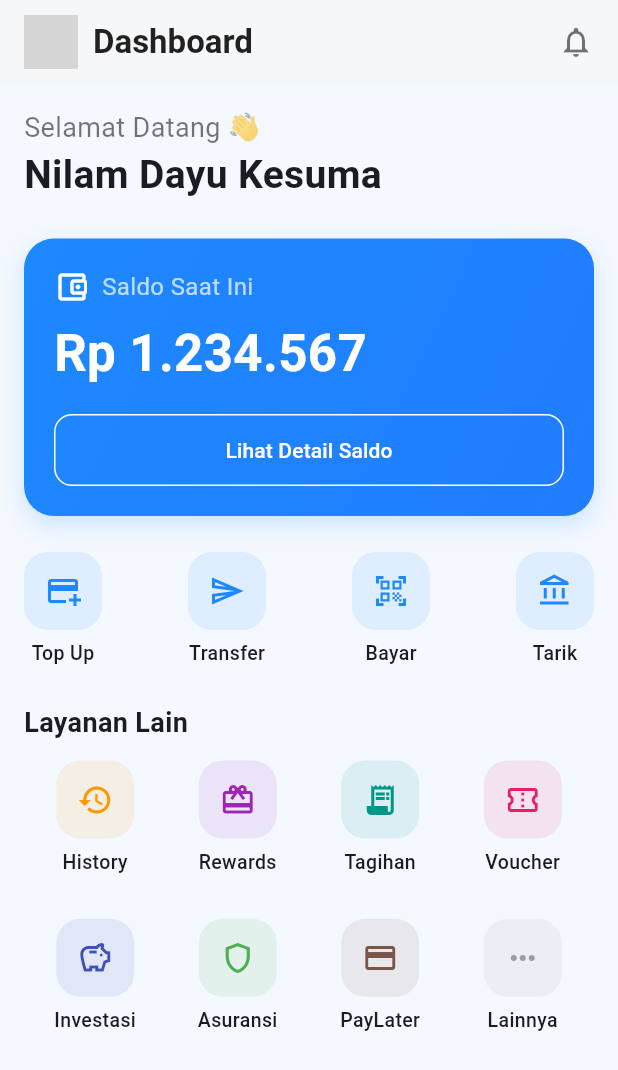
After one commit to inidknqwertt/prak-mobilelanjut-2307051014, a Flutter app: the DashboardScreen screen opened by its route, on a phone screen of 412 x 824 dp. The commit adds this screen. Shown: the top 1070 px of the screen. Run offline on Flutter 3.47's test engine with Material 3 defaults, Android fonts, the phone set to English and light mode, and no system bars; grey boxes are pictures that could not be loaded.

Commit message:
Membuat tampilan dashboard

```diff
--- a/lib/main.dart
+++ b/lib/main.dart
@@ -1,6 +1,7 @@
 import 'package:flutter/material.dart';
 import 'screens/login_screen.dart';
 import 'screens/signup_screen.dart';
+import 'screens/dashboard_screen.dart';
 
 void main() => runApp(const JustduitApp());
 
@@ -15,9 +16,7 @@ class JustduitApp extends StatelessWidget {
       theme: ThemeData(
         scaffoldBackgroundColor: const Color(0xFFFFF5F6), // abu-abu muda
         useMaterial3: true,
-        colorScheme: ColorScheme.fromSeed(
-          seedColor: const Color(0xFF1E88FF),
-        ),
+        colorScheme: ColorScheme.fromSeed(seedColor: const Color(0xFF1E88FF)),
         inputDecorationTheme: InputDecorationTheme(
           isDense: true,
           filled: true,
@@ -44,7 +43,8 @@ class JustduitApp extends StatelessWidget {
       routes: {
         '/': (context) => const LoginScreen(), // default Sign In
         '/signin': (context) => const LoginScreen(),
-        '/signup': (context) => const SignupScreen(),
+        '/signup': (_) => SignupScreen(),
+        '/dashboard': (_) => DashboardScreen(),
       },
     );
   }
--- /dev/null
+++ b/lib/screens/dashboard_screen.dart
@@ -0,0 +1,196 @@
+import 'package:flutter/material.dart';
+
+class DashboardScreen extends StatelessWidget {
+  static const String route = '/dashboard';
+
+  const DashboardScreen({super.key});
+
+  @override
+  Widget build(BuildContext context) {
+    return Scaffold(
+      backgroundColor: const Color(0xFFF4F8FF), // biru muda lembut
+      appBar: AppBar(
+        backgroundColor: Colors.white,
+        elevation: 1,
+        automaticallyImplyLeading: false,
+        title: Row(
+          children: const [
+            CircleAvatar(
+              backgroundImage: AssetImage('assets/avatar.png'),
+              radius: 18,
+            ),
+            SizedBox(width: 10),
+            Text(
+              'Dashboard',
+              style:
+                  TextStyle(fontWeight: FontWeight.w600, color: Colors.black87),
+            ),
+          ],
+        ),
+        actions: const [
+          Padding(
+            padding: EdgeInsets.only(right: 16.0),
+            child: Icon(Icons.notifications_none, color: Colors.black54),
+          ),
+        ],
+      ),
+      body: SingleChildScrollView(
+        padding: const EdgeInsets.all(16.0),
+        child: Column(
+          crossAxisAlignment: CrossAxisAlignment.start,
+          children: [
+            // Sapaan
+            const Text(
+              'Selamat Datang 👋',
+              style: TextStyle(fontSize: 18, color: Colors.black54),
+            ),
+            const Text(
+              'Nilam Dayu Kesuma',
+              style: TextStyle(fontSize: 26, fontWeight: FontWeight.bold),
+            ),
+            const SizedBox(height: 24),
+
+            // Saldo
+            Container(
+              width: double.infinity,
+              padding: const EdgeInsets.all(20.0),
+              decoration: BoxDecoration(
+                gradient: const LinearGradient(
+                  colors: [Color(0xFF1E88FF), Color(0xFF207DFF)],
+                  begin: Alignment.topLeft,
+                  end: Alignment.bottomRight,
+                ),
+                borderRadius: BorderRadius.circular(20.0),
+                boxShadow: [
+                  BoxShadow(
+                    color: Colors.blue.withOpacity(0.2),
+                    blurRadius: 12,
+                    offset: const Offset(0, 6),
+                  ),
+                ],
+              ),
+              child: Column(
+                crossAxisAlignment: CrossAxisAlignment.start,
+                children: [
+                  Row(
+                    children: const [
+                      Icon(Icons.account_balance_wallet_outlined,
+                          color: Colors.white),
+                      SizedBox(width: 8),
+                      Text(
+                        'Saldo Saat Ini',
+                        style: TextStyle(fontSize: 16, color: Colors.white70),
+                      ),
+                    ],
+                  ),
+                  const SizedBox(height: 8),
+                  const Text(
+                    'Rp 1.234.567',
+                    style: TextStyle(
+                        fontSize: 34,
+                        fontWeight: FontWeight.bold,
+                        color: Colors.white),
+                  ),
+                  const SizedBox(height: 16),
+                  SizedBox(
+                    width: double.infinity,
+                    child: OutlinedButton(
+                      onPressed: () {},
+                      style: OutlinedButton.styleFrom(
+                        side: const BorderSide(color: Colors.white),
+                        foregroundColor: Colors.white,
+                        padding: const EdgeInsets.symmetric(vertical: 14),
+                        shape: RoundedRectangleBorder(
+                          borderRadius: BorderRadius.circular(12),
+                        ),
+                      ),
+                      child: const Text('Lihat Detail Saldo'),
+                    ),
+                  ),
+                ],
+              ),
+            ),
+
+            const SizedBox(height: 24),
+
+            // Menu cepat utama
+            Row(
+              mainAxisAlignment: MainAxisAlignment.spaceBetween,
+              children: [
+                _quickMenu(
+                    icon: Icons.add_card_outlined,
+                    title: 'Top Up',
+                    color: const Color(0xFF1E88FF)),
+                _quickMenu(
+                    icon: Icons.send_outlined,
+                    title: 'Transfer',
+                    color: const Color(0xFF1E88FF)),
+                _quickMenu(
+                    icon: Icons.qr_code_scanner_outlined,
+                    title: 'Bayar',
+                    color: const Color(0xFF1E88FF)),
+                _quickMenu(
+                    icon: Icons.account_balance_outlined,
+                    title: 'Tarik',
+                    color: const Color(0xFF1E88FF)),
+              ],
+            ),
+
+            const SizedBox(height: 24),
+
+            // Layanan lain (Grid)
+            const Text(
+              'Layanan Lain',
+              style: TextStyle(fontSize: 18, fontWeight: FontWeight.w600),
+            ),
+            const SizedBox(height: 12),
+            GridView.count(
+              shrinkWrap: true,
+              crossAxisCount: 4,
+              physics: const NeverScrollableScrollPhysics(),
+              childAspectRatio: 0.9,
+              children: [
+                _quickMenu(icon: Icons.history, title: 'History', color: Colors.orange),
+                _quickMenu(icon: Icons.card_giftcard, title: 'Rewards', color: Colors.purple),
+                _quickMenu(icon: Icons.receipt_long, title: 'Tagihan', color: Colors.teal),
+                _quickMenu(icon: Icons.confirmation_num_outlined, title: 'Voucher', color: Colors.pink),
+                _quickMenu(icon: Icons.savings_outlined, title: 'Investasi', color: Colors.indigo),
+                _quickMenu(icon: Icons.shield_outlined, title: 'Asuransi', color: Colors.green),
+                _quickMenu(icon: Icons.payment_outlined, title: 'PayLater', color: Colors.brown),
+                _quickMenu(icon: Icons.more_horiz, title: 'Lainnya', color: Colors.grey),
+              ],
+            ),
+
+            const SizedBox(height: 40),
+            // catatan: bagian promo/transaksi sudah dihapus
+          ],
+        ),
+      ),
+    );
+  }
+
+  Widget _quickMenu(
+      {required IconData icon, required String title, required Color color}) {
+    return InkWell(
+      borderRadius: BorderRadius.circular(12),
+      onTap: () {}, // aksi
+      child: Column(
+        children: [
+          Container(
+            decoration: BoxDecoration(
+              color: color.withOpacity(0.1),
+              borderRadius: BorderRadius.circular(16),
+            ),
+            padding: const EdgeInsets.all(14),
+            child: Icon(icon, color: color),
+          ),
+          const SizedBox(height: 6),
+          Text(title,
+              textAlign: TextAlign.center,
+              style:
+                  const TextStyle(fontSize: 13, fontWeight: FontWeight.w500)),
+        ],
+      ),
+    );
+  }
+}
--- a/lib/screens/login_screen.dart
+++ b/lib/screens/login_screen.dart
@@ -1,5 +1,6 @@
 import 'package:flutter/material.dart';
 import 'signup_screen.dart';
+import 'dashboard_screen.dart'; // <- tambahkan ini biar DashboardScreen dikenal
 
 class LoginScreen extends StatefulWidget {
   static const route = '/signin';
@@ -26,12 +27,14 @@ class _LoginScreenState extends State<LoginScreen> {
     Widget requiredLabel(String text) => Row(
           children: [
             Text(text, style: const TextStyle(fontSize: 13)),
-            const Text('*',
-                style: TextStyle(color: Colors.red, fontSize: 13)),
+            const Text(
+              '*',
+              style: TextStyle(color: Colors.red, fontSize: 13),
+            ),
           ],
         );
 
-    // tombol biru dengan gradient
+    // tombol biru dengan gradient (pakai parameter posisional)
     Widget primaryButton(String label, VoidCallback onTap) => GestureDetector(
           onTap: onTap,
           child: Container(
@@ -137,22 +140,35 @@ class _LoginScreenState extends State<LoginScreen> {
                       Align(
                         alignment: Alignment.centerRight,
                         child: TextButton(
-                          style: TextButton.styleFrom(
-                            padding: EdgeInsets.zero),
+                          style: TextButton.styleFrom(padding: EdgeInsets.zero),
                           onPressed: () {},
                           child: const Text(
                             'Forgot Password',
                             style: TextStyle(fontSize: 12),
-), // Text
-), // TextButton
-), // Align
+                          ),
+                        ),
+                      ),
                       const SizedBox(height: 6),
 
+                      // pemanggilan primaryButton disesuaikan (posisional)
                       primaryButton('Sign In Now', () {
+                        if (_email.text.isEmpty || _pass.text.isEmpty) {
                           ScaffoldMessenger.of(context).showSnackBar(
-    const SnackBar(content: Text('Sign In tapped')),
+                            const SnackBar(
+                              content:
+                                  Text('Email dan Password tidak boleh kosong!'),
+                              backgroundColor: Colors.red,
+                            ),
                           );
+                        } else {
+                          Navigator.pushNamedAndRemoveUntil(
+                            context,
+                            DashboardScreen.route,
+                            (route) => false,
+                          );
+                        }
                       }),
+
                       const SizedBox(height: 14),
 
                       Center(
@@ -172,7 +188,7 @@ Center(
             ),
           ),
         ),
-)
+      ),
     );
   }
 }
--- a/lib/screens/signup_screen.dart
+++ b/lib/screens/signup_screen.dart
@@ -179,8 +179,4 @@ Widget primaryButton(String label, VoidCallback onTap) => GestureDetector(
       ),
     );
   }
-
-
-
-
 }
```
Lines whose indentation alone changed are shown as unchanged.
